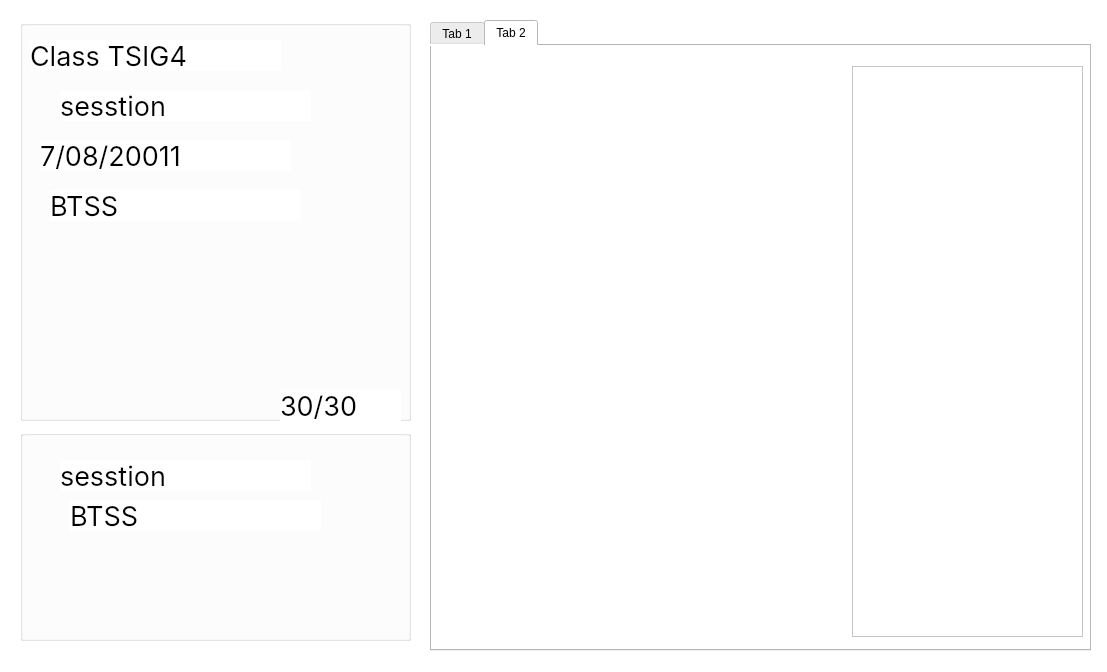
Above: School_System/ui/EditClassDialog.ui from KasperJack/School-Management-System before the change. Below: the same form after it.
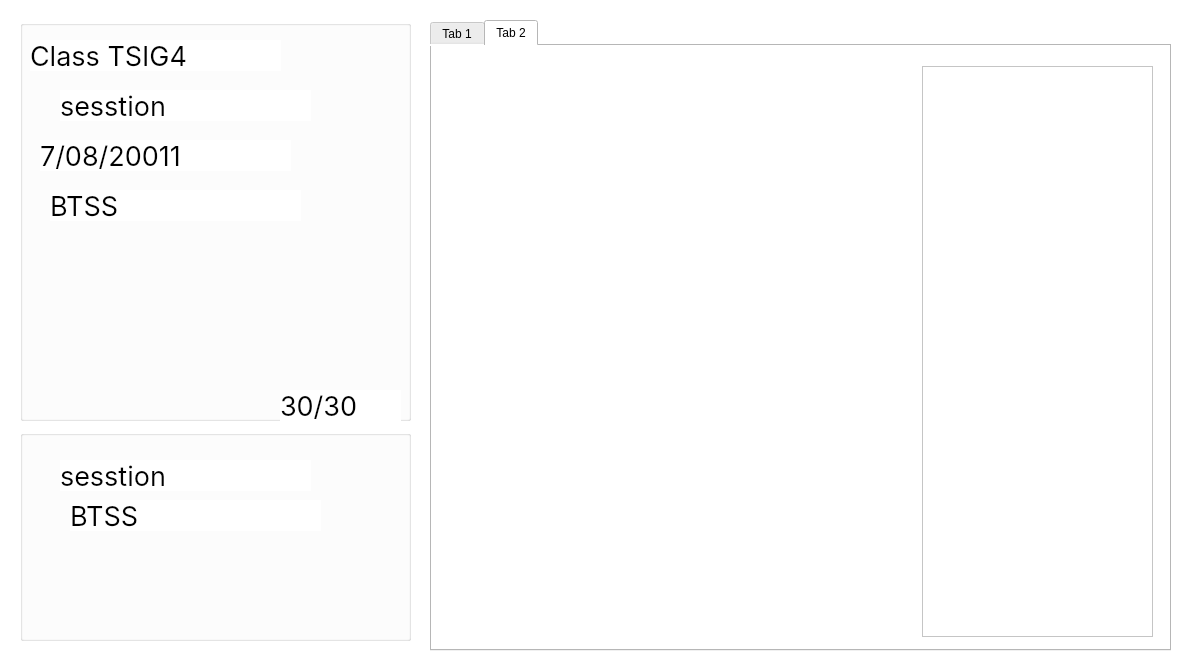
That is the form after the change.

What changed in the file:
```diff
--- a/School_System/ui/EditClassDialog.ui
+++ b/School_System/ui/EditClassDialog.ui
@@ -6,7 +6,7 @@
    <rect>
     <x>0</x>
     <y>0</y>
-    <width>1107</width>
+    <width>1192</width>
     <height>672</height>
    </rect>
   </property>
@@ -130,7 +130,7 @@
     <rect>
      <x>430</x>
      <y>20</y>
-     <width>661</width>
+     <width>741</width>
      <height>631</height>
     </rect>
    </property>
@@ -289,8 +289,8 @@
       <rect>
        <x>0</x>
        <y>30</y>
-       <width>411</width>
-       <height>211</height>
+       <width>471</width>
+       <height>551</height>
       </rect>
      </property>
      <property name="styleSheet">
@@ -320,13 +320,138 @@
         QTableWidget::item {
             selection-background-color: transparent;
             selection-color: black;  */
+
+
+
+
+
+
+    QComboBox {
+        border: 1px solid #ccc; /* Light border */
+        border-radius: 5px; /* Rounded corners */
+        background: #fff; /* White background */
+        padding: 0px 5px; /* Adjust padding for text */
+        font-size: 14px; /* Adjust font size */
+        color: #333; /* Text color */
+    }
+
+    QComboBox::drop-down {
+        border: none; /* No border for the drop-down button */
+        background: transparent; /* Transparent background for drop-down */
+        width: 20px; /* Adjust drop-down button width */
+    }
+
+    QComboBox::down-arrow {
+        width: 10px; /* Default arrow width */
+        height: 10px; /* Default arrow height */
+    }
+
+    QComboBox QAbstractItemView {
+        border: 1px solid #ccc; /* Border around dropdown list */
+        background-color: #f5f5f5; /* Light gray background for dropdown */
+        color: #333; /* Text color in dropdown */
+        selection-background-color: #0078d7; /* Highlight color */
+        selection-color: white; /* Highlighted text color */
+    }
+
+    QComboBox QAbstractItemView::item {
+        padding: 5px; /* Padding for dropdown items */
+    }
+
+    QComboBox QAbstractItemView::item:hover {
+        background-color: #e0e0e0; /* Slightly darker gray on hover */
+        color: #000; /* Black text on hover */
+    }
+
+
+
+
+
+
+
+
+
+
+
+
+
+
+
+
+
+
+
+
+
+
+
+
+
+
+
+
+
+
+
+
+
+
+QPushButton {
+    border: 2px solid rgb(255, 85, 85); /* Lighter red border */
+    border-radius: 5px;    
+    color: rgb(255, 255, 255); /* White text */
+    background-color: rgb(255, 85, 85); /* Lighter red background */
+}
+
+QPushButton:hover {
+    border: 2px solid rgb(255, 150, 150); /* Light red border on hover */
+    background-color: rgb(255, 150, 150); /* Lighter red background on hover */
+}
+
+QPushButton:pressed {    
+    border: 2px solid rgb(255, 40, 40); /* Darker red border when pressed */
+    background-color: rgb(255, 40, 40); /* Darker red background when pressed */
+}
+
+QPushButton:disabled {    
+    border-radius: 5px;    
+    border: 2px solid rgb(170, 170, 170); /* Gray border */
+    background-color: rgb(170, 170, 170); /* Gray background */
+    color: rgb(120, 120, 120); /* Gray text */
+}
+
+
+
+
+
+
+
+
+
+
+
+
+
+
+
+
+
+
+
+
+
+
+
+
+
+
 </string>
      </property>
     </widget>
     <widget class="QTableWidget" name="new_subjects_table">
      <property name="geometry">
       <rect>
-       <x>420</x>
+       <x>490</x>
        <y>20</y>
        <width>231</width>
        <height>571</height>
```
